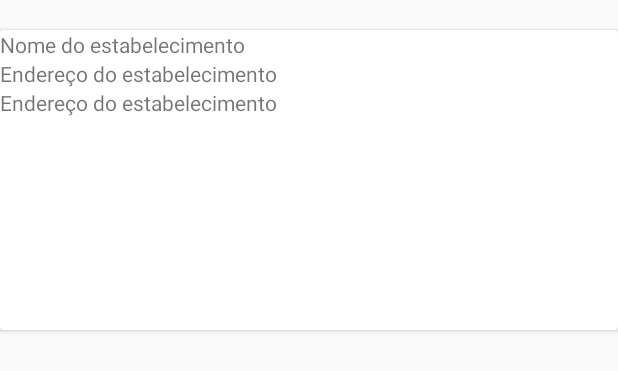
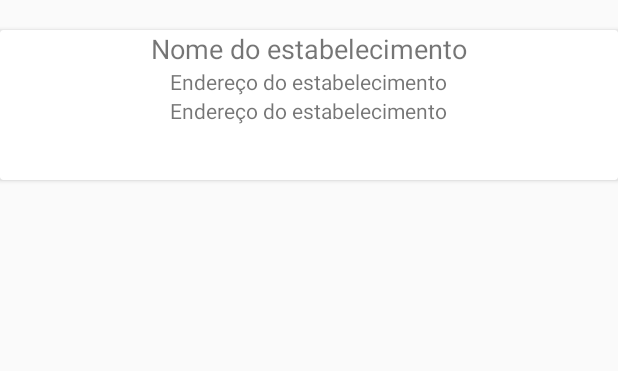
Before and after one commit to paivagabriel/CC, an Android app: the layout lista_estabelecimentos.xml on its own in the app's theme, with its tools: preview values and no code run, on a phone screen of 412 x 824 dp. Shown: the top 371 px of the screen. Run offline under Robolectric (Android 15) with nearby library versions, the phone set to English and light mode, and no system bars.

Commit message:
Correção de Erros

```diff
--- a/app/build.gradle
+++ b/app/build.gradle
@@ -12,8 +12,8 @@ android {
         applicationId "com.celebrateclub"
         minSdkVersion 22
         targetSdkVersion 28
-        versionCode 18
-        versionName "1.0.13B"
+        versionCode 20
+        versionName "1.0.14B"
         testInstrumentationRunner "android.support.test.runner.AndroidJUnitRunner"
     }
     buildTypes {
--- a/app/src/main/java/com/celebrateclub/HomeActivity.java
+++ b/app/src/main/java/com/celebrateclub/HomeActivity.java
@@ -39,7 +39,7 @@ public class HomeActivity extends AppCompatActivity {
 
                     return true;
                 case R.id.estabelecimentos:
-                    startActivity(new Intent(HomeActivity.this, ListaEstabelecimentosActivity.class));
+                    startActivity(new Intent(HomeActivity.this, MapsActivity.class));
                     return true;
 
                 case R.id.sobre_nos:
--- a/app/src/main/java/com/celebrateclub/PromocoesActivity.java
+++ b/app/src/main/java/com/celebrateclub/PromocoesActivity.java
@@ -49,7 +49,7 @@ public class PromocoesActivity extends AppCompatActivity {
 mWebView.reload();
                     return true;
                 case R.id.estabelecimentos:
-                    startActivity(new Intent(PromocoesActivity.this, ListaEstabelecimentosActivity.class));
+                    startActivity(new Intent(PromocoesActivity.this, MapsActivity.class));
                     return true;
 
                 case R.id.sobre_nos:
--- a/app/src/main/res/layout/lista_estabelecimentos.xml
+++ b/app/src/main/res/layout/lista_estabelecimentos.xml
@@ -10,25 +10,31 @@
 
     <LinearLayout
         android:layout_width="match_parent"
-        android:layout_height="200dp"
+        android:layout_height="100dp"
         android:orientation="vertical">
 
 
         <TextView
-            android:text="Nome do estabelecimento"
             android:id="@+id/nomeEstabelecimento"
             android:layout_width="wrap_content"
-            android:layout_height="wrap_content" />
+            android:layout_height="wrap_content"
+            android:layout_gravity="center_horizontal"
+            android:text="Nome do estabelecimento"
+            android:textSize="18sp" />
+
         <TextView
-            android:text="Endereço do estabelecimento"
             android:id="@+id/enderecoEstabelecimentoLat"
             android:layout_width="wrap_content"
-            android:layout_height="wrap_content" />
+            android:layout_height="wrap_content"
+            android:layout_gravity="center_horizontal"
+            android:text="Endereço do estabelecimento" />
+
         <TextView
-            android:text="Endereço do estabelecimento"
             android:id="@+id/enderecoEstabelecimentoLng"
             android:layout_width="wrap_content"
-            android:layout_height="wrap_content" />
+            android:layout_height="wrap_content"
+            android:layout_gravity="center_horizontal"
+            android:text="Endereço do estabelecimento" />
     </LinearLayout>
 
 </android.support.v7.widget.CardView>
```
Also changed, not shown: app/src/main/java/com/celebrateclub/MapsActivity.java (+26 -19 lines), app/src/main/java/com/celebrateclub/SobreNosActivity.java (+24 -6 lines), 1 other file.
